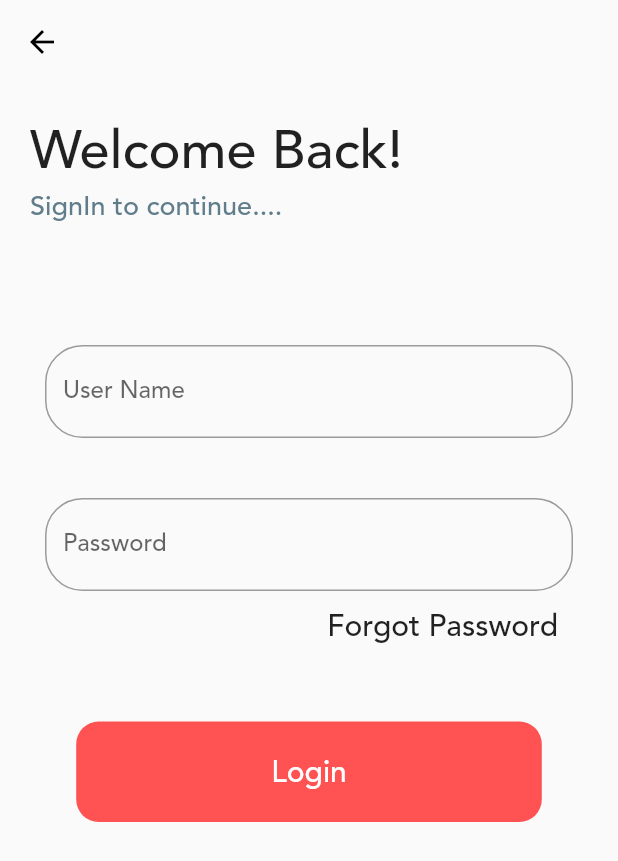
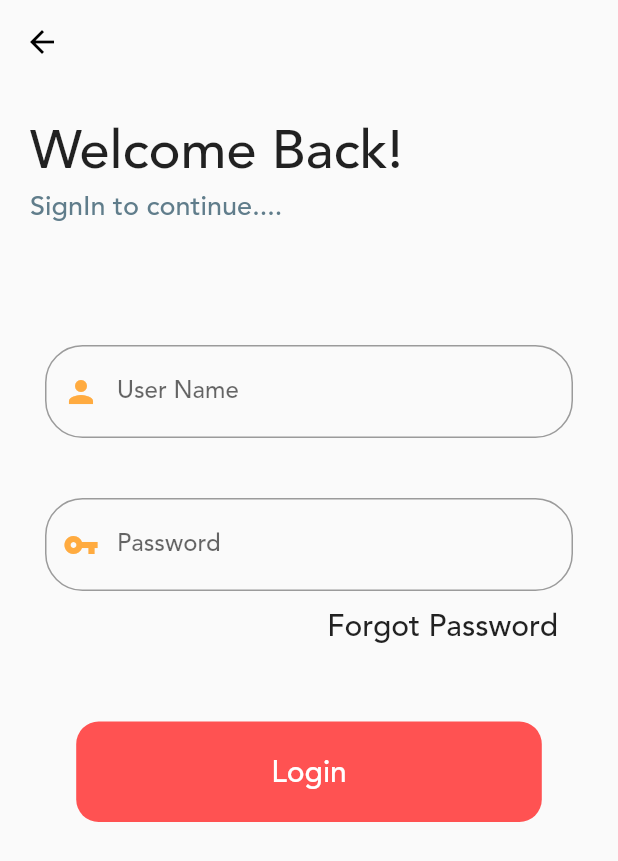
Before and after one commit to brainless-coder/todo_app, a Flutter app: the screen it shows after launch, after a tap on "Get Started", on a phone screen of 412 x 824 dp. Shown: the top 861 px of the screen. Run offline on Flutter 3.47's test engine with Material 2 defaults, Android fonts, the phone set to English and light mode, and no system bars.

Commit message:
added icons

```diff
--- a/lib/forgotpassword.dart
+++ b/lib/forgotpassword.dart
@@ -52,6 +52,10 @@ class ForgotPassword extends StatelessWidget {
                   padding: EdgeInsets.all(10.0),
                   child: TextField(
                     decoration: InputDecoration(
+                      prefixIcon: Icon(
+                        Icons.email,
+                        color: Colors.orangeAccent,
+                      ),
                       border: OutlineInputBorder(
                         borderRadius: BorderRadius.circular(25),
                       ),
--- a/lib/loginPage.dart
+++ b/lib/loginPage.dart
@@ -52,6 +52,10 @@ class LoginPage extends StatelessWidget {
                   padding: EdgeInsets.all(10.0),
                   child: TextField(
                     decoration: InputDecoration(
+                      prefixIcon: Icon(
+                        Icons.person,
+                        color: Colors.orangeAccent,
+                      ),
                       focusedBorder: OutlineInputBorder(
                         borderRadius: BorderRadius.circular(25),
                         borderSide: BorderSide(
@@ -75,6 +79,10 @@ class LoginPage extends StatelessWidget {
                   child: TextField(
                     obscureText: true,
                     decoration: InputDecoration(
+                      prefixIcon: Icon(
+                        Icons.vpn_key,
+                        color: Colors.orangeAccent,
+                      ),
                       focusedBorder: OutlineInputBorder(
                         borderRadius: BorderRadius.circular(25),
                         borderSide: BorderSide(
```
